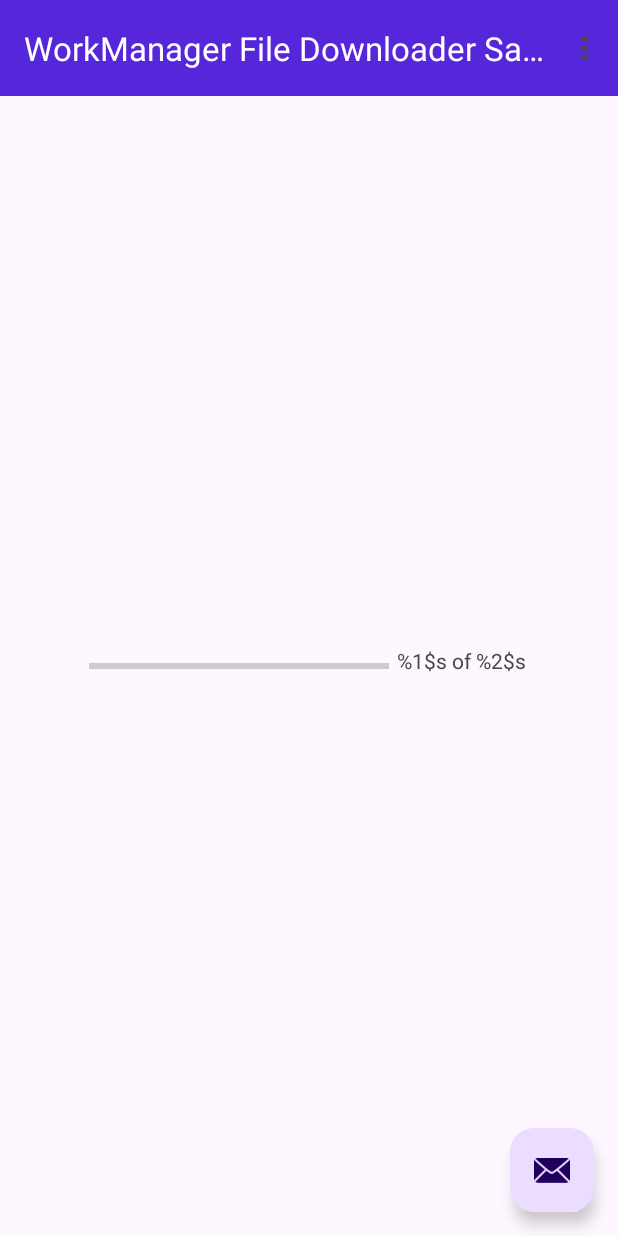
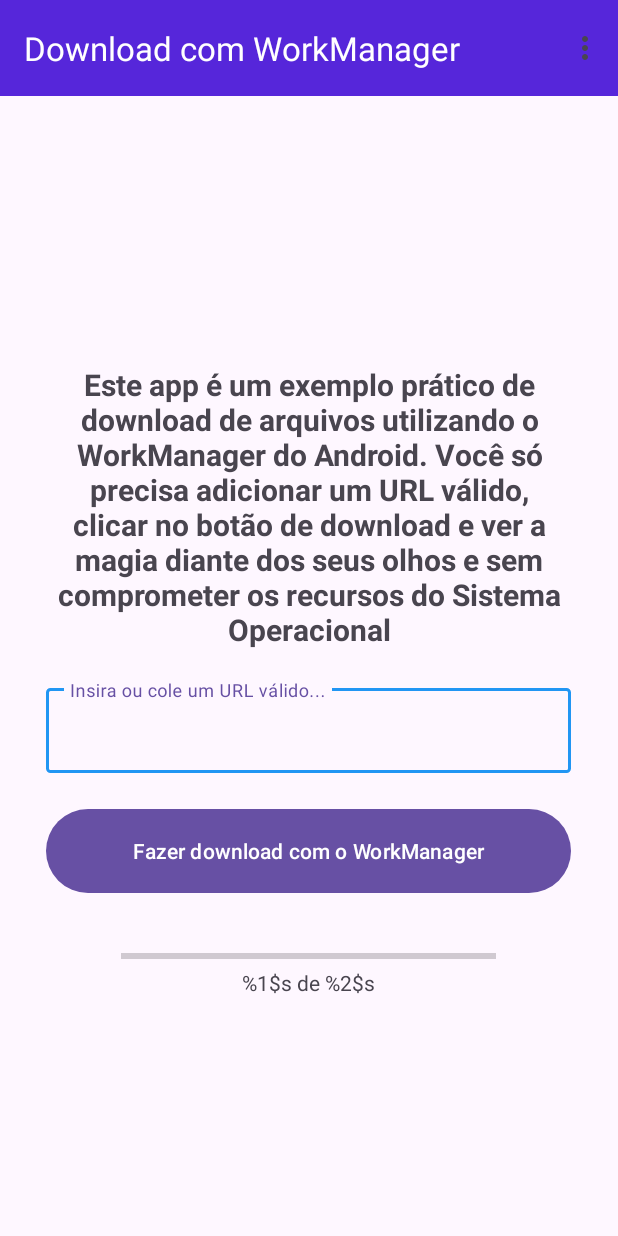
Before and after one commit to Nadilson-IFPE/WorkManagerFileDownloaderSample, an Android app: the screen it shows after launch (MainActivity), on a phone screen of 412 x 824 dp. Run offline under Robolectric (Android 15) with nearby library versions, the phone set to English and light mode, and no system bars; our stand-ins replace navigation-ui.

Commit message:
chore: Change UI layout, add TextInputLayout border theme, change strings

```diff
--- a/app/src/main/java/com/nadilson/workmanagerfiledownloadersample/MainActivity.java
+++ b/app/src/main/java/com/nadilson/workmanagerfiledownloadersample/MainActivity.java
@@ -36,15 +36,6 @@ public class MainActivity extends AppCompatActivity {
 
         progressBar = findViewById(R.id.progressBar);
         progressText = findViewById(R.id.progressBarText);
-
-        binding.fab.setOnClickListener(new View.OnClickListener() {
-            @Override
-            public void onClick(View view) {
-                Snackbar.make(view, "Replace with your own action", Snackbar.LENGTH_LONG)
-                        .setAnchorView(R.id.fab)
-                        .setAction("Action", null).show();
-            }
-        });
     }
 
     @Override
@@ -62,7 +53,7 @@ public class MainActivity extends AppCompatActivity {
         int id = item.getItemId();
 
         //noinspection SimplifiableIfStatement
-        if (id == R.id.action_settings) {
+        if (id == R.id.action_about) {
             return true;
         }
 
--- /dev/null
+++ b/app/src/main/res/color/text_input_outlined_box_stroke.xml
@@ -0,0 +1,6 @@
+<?xml version="1.0" encoding="utf-8"?>
+<selector xmlns:android="http://schemas.android.com/apk/res/android">
+    <item android:color="#2196F3" android:state_focused="true"/>
+    <item android:color="#2E50A9" android:state_hovered="true"/>
+    <item android:color="#B6D9F4"/>
+</selector>
--- a/app/src/main/res/layout/activity_main.xml
+++ b/app/src/main/res/layout/activity_main.xml
@@ -23,13 +23,4 @@
 
     <include layout="@layout/content_main" />
 
-    <com.google.android.material.floatingactionbutton.FloatingActionButton
-        android:id="@+id/fab"
-        android:layout_width="wrap_content"
-        android:layout_height="wrap_content"
-        android:layout_gravity="bottom|end"
-        android:layout_marginEnd="@dimen/fab_margin"
-        android:layout_marginBottom="16dp"
-        app:srcCompat="@android:drawable/ic_dialog_email" />
-
 </androidx.coordinatorlayout.widget.CoordinatorLayout>
--- a/app/src/main/res/layout/content_main.xml
+++ b/app/src/main/res/layout/content_main.xml
@@ -4,22 +4,63 @@
     android:layout_width="match_parent"
     android:layout_height="match_parent"
     android:gravity="center"
+    android:orientation="vertical"
     app:layout_behavior="@string/appbar_scrolling_view_behavior">
+
+    <TextView
+        android:id="@+id/notes"
+        android:layout_width="match_parent"
+        android:layout_height="wrap_content"
+        android:padding="20dp"
+        android:text="@string/notes_text"
+        android:textStyle="bold"
+        android:textSize="20sp"
+        android:gravity="center"/>
+
+    <com.google.android.material.textfield.TextInputLayout
+        style="@style/TextInputLayoutBorderColor"
+        android:layout_width="350dp"
+        android:layout_height="wrap_content"
+        android:hint="@string/edittext_hint"
+        app:boxCornerRadiusBottomEnd="3dp"
+        app:boxCornerRadiusBottomStart="3dp"
+        app:boxCornerRadiusTopEnd="3dp"
+        app:boxCornerRadiusTopStart="3dp"
+        app:layout_constraintEnd_toEndOf="parent"
+        app:layout_constraintStart_toStartOf="parent"
+        app:layout_constraintTop_toTopOf="parent">
+
+        <com.google.android.material.textfield.TextInputEditText
+            android:id="@+id/textInputLayout"
+            android:layout_width="350dp"
+            android:layout_height="wrap_content"
+            android:allowUndo="true"
+            android:ellipsize="end"
+            android:inputType="text"
+            android:singleLine="true" />
+
+    </com.google.android.material.textfield.TextInputLayout>
+
+    <Button
+        android:id="@+id/download_button"
+        android:layout_width="350dp"
+        android:layout_height="?attr/actionBarSize"
+        android:layout_marginTop="20dp"
+        android:text="@string/download_button" />
 
     <ProgressBar
         android:id="@+id/progressBar"
         style="@android:style/Widget.DeviceDefault.Light.ProgressBar.Horizontal"
-            android:layout_width="200dp"
+        android:layout_width="250dp"
         android:layout_height="wrap_content"
+        android:layout_marginTop="30dp"
         android:max="100"
         android:progress="0" />
 
     <TextView
         android:id="@+id/progressBarText"
-            android:layout_width="wrap_content"
+        android:layout_width="250dp"
         android:layout_height="wrap_content"
-            android:paddingStart="5dp"
-            android:paddingEnd="1dp"
-            android:layout_marginTop="-3dp"
-            android:text="@string/file_download_percentage" />
+        android:text="@string/file_download_percentage"
+        android:textAlignment="center" />
 </LinearLayout>
--- a/app/src/main/res/menu/menu_main.xml
+++ b/app/src/main/res/menu/menu_main.xml
@@ -3,8 +3,8 @@
     xmlns:tools="http://schemas.android.com/tools"
     tools:context="com.nadilson.workmanagerfiledownloadersample.MainActivity">
     <item
-        android:id="@+id/action_settings"
+        android:id="@+id/action_about"
         android:orderInCategory="100"
-        android:title="@string/action_settings"
+        android:title="@string/action_about"
         app:showAsAction="never" />
 </menu>
--- a/app/src/main/res/values-night/themes.xml
+++ b/app/src/main/res/values-night/themes.xml
@@ -4,4 +4,9 @@
         <!-- Customize your dark theme here. -->
         <!-- <item name="colorPrimary">@color/my_dark_primary</item> -->
     </style>
+
+    <style name="TextInputLayoutBorderColor" parent="Widget.MaterialComponents.TextInputLayout.OutlinedBox">
+        <item name="boxStrokeColor">@color/text_input_outlined_box_stroke</item>
+    </style>
+
 </resources>
--- a/app/src/main/res/values-v23/themes.xml
+++ b/app/src/main/res/values-v23/themes.xml
@@ -6,4 +6,9 @@
         <item name="android:statusBarColor">@android:color/transparent</item>
         <item name="android:windowLightStatusBar">?attr/isLightTheme</item>
     </style>
+
+    <style name="TextInputLayoutBorderColor" parent="Widget.MaterialComponents.TextInputLayout.OutlinedBox">
+        <item name="boxStrokeColor">@color/text_input_outlined_box_stroke</item>
+    </style>
+
 </resources>
--- a/app/src/main/res/values/strings.xml
+++ b/app/src/main/res/values/strings.xml
@@ -1,12 +1,18 @@
 <resources>
-    <string name="app_name">WorkManager File Downloader Sample</string>
-    <string name="action_settings">Settings</string>
+    <string name="app_name">Download com WorkManager</string>
+    <string name="action_about">Sobre</string>
     <!-- Strings used for fragments for navigation -->
     <string name="first_fragment_label">First Fragment</string>
     <string name="second_fragment_label">Second Fragment</string>
     <string name="next">Next</string>
     <string name="previous">Previous</string>
-    <string name="file_download_percentage">%1$s of %2$s</string>
+    <!-- End -->
+    <string name="file_download_percentage">%1$s de %2$s</string>
+    <string name="download_button">Fazer download com o WorkManager</string>
+    <string name="edittext_hint">Insira ou cole um URL válido...</string>
+    <string name="notes_text">Este app é um exemplo prático de download de arquivos utilizando o
+        WorkManager do Android. Você só precisa adicionar um URL válido, clicar no botão de download
+    e ver a magia diante dos seus olhos e sem comprometer os recursos do Sistema Operacional</string>
 
     <string name="lorem_ipsum">
         Lorem ipsum dolor sit amet, consectetur adipiscing elit. Nam in scelerisque sem. Mauris
--- a/app/src/main/res/values/themes.xml
+++ b/app/src/main/res/values/themes.xml
@@ -6,4 +6,9 @@
     </style>
 
     <style name="Theme.WorkManagerFileDownloaderSample" parent="Base.Theme.WorkManagerFileDownloaderSample" />
+
+    <style name="TextInputLayoutBorderColor" parent="Widget.MaterialComponents.TextInputLayout.OutlinedBox">
+        <item name="boxStrokeColor">@color/text_input_outlined_box_stroke</item>
+    </style>
+
 </resources>
```
Lines whose indentation alone changed are shown as unchanged.
